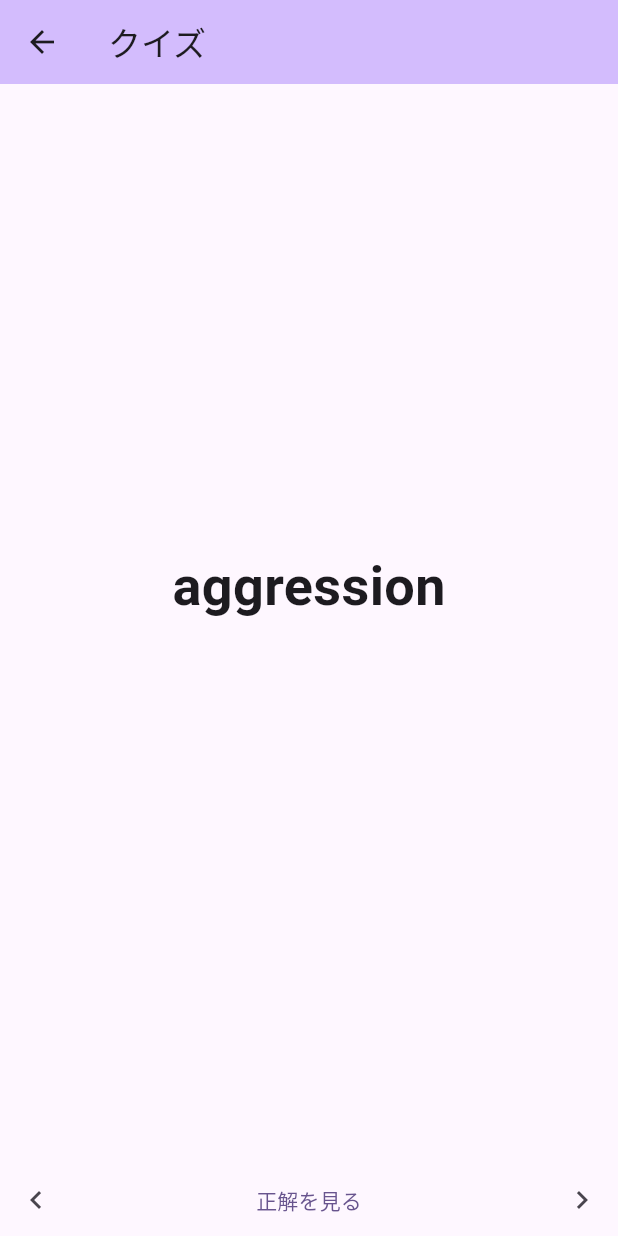
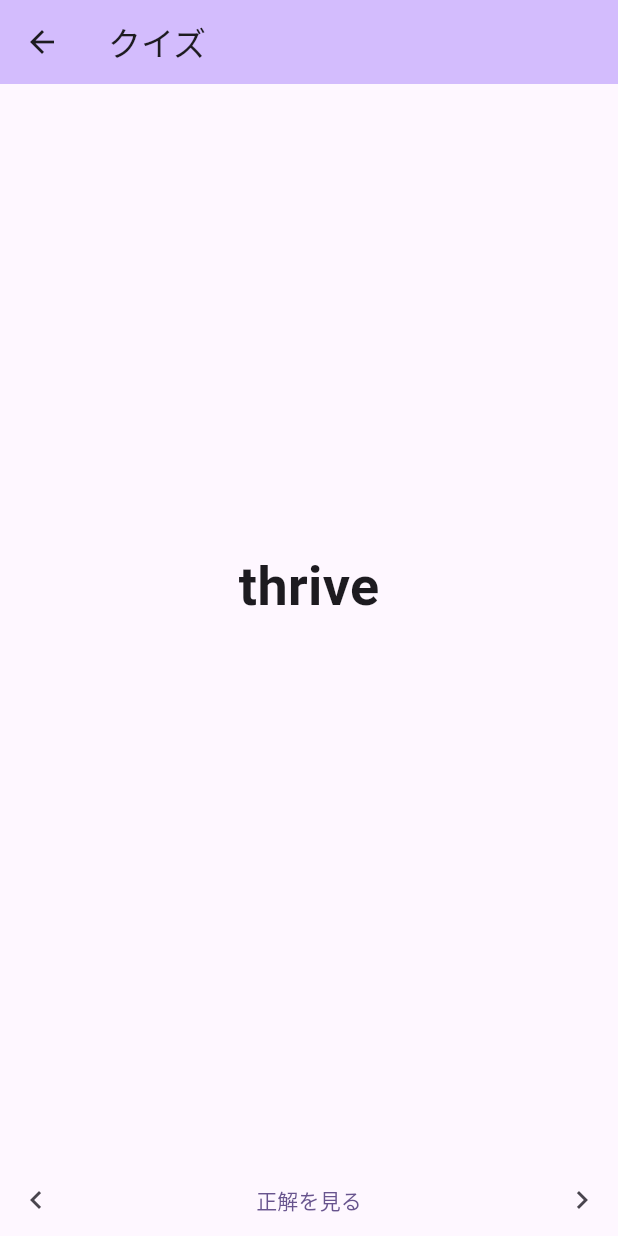
Before and after one commit to ushisantoasobu/FlutterPractice2023, a Flutter app: the WordQuizPage screen opened directly, after a tap on "正解を見る", after a tap on the "chevron right" icon, on a phone screen of 412 x 824 dp. Run offline on Flutter 3.47's test engine with Material 3 defaults, Android fonts, the phone set to English and light mode, and no system bars.

Commit message:
クイズをシャッフルする・descriptionがnullでないもののみにする

```diff
--- a/en_words_on_web/lib/page/word_quiz_page.dart
+++ b/en_words_on_web/lib/page/word_quiz_page.dart
@@ -99,6 +99,11 @@ class _WordQuizPageState extends State<WordQuizPage> {
 class WordQuizOrganizer {
   List<Word> createList() {
     // TODO: 仮
-    return WordRepository().fetch();
+    List<Word> list = WordRepository()
+        .fetch()
+        .where((element) => element.description != null)
+        .toList();
+    list.shuffle();
+    return list;
   }
 }
--- a/en_words_on_web/lib/repository/word_repository.dart
+++ b/en_words_on_web/lib/repository/word_repository.dart
@@ -26,6 +26,8 @@ class WordRepository {
         description: '努力する',
         urlString:
             'https://statsbomb.com/articles/soccer/introducing-hops-a-new-way-to-evaluate-heading-ability/'),
+    Word(title: 'thrive', description: '繁栄する', urlString: null),
+    Word(title: 'chevron', description: null, urlString: null),
   ];
 
   List<Word> fetch() {
```
